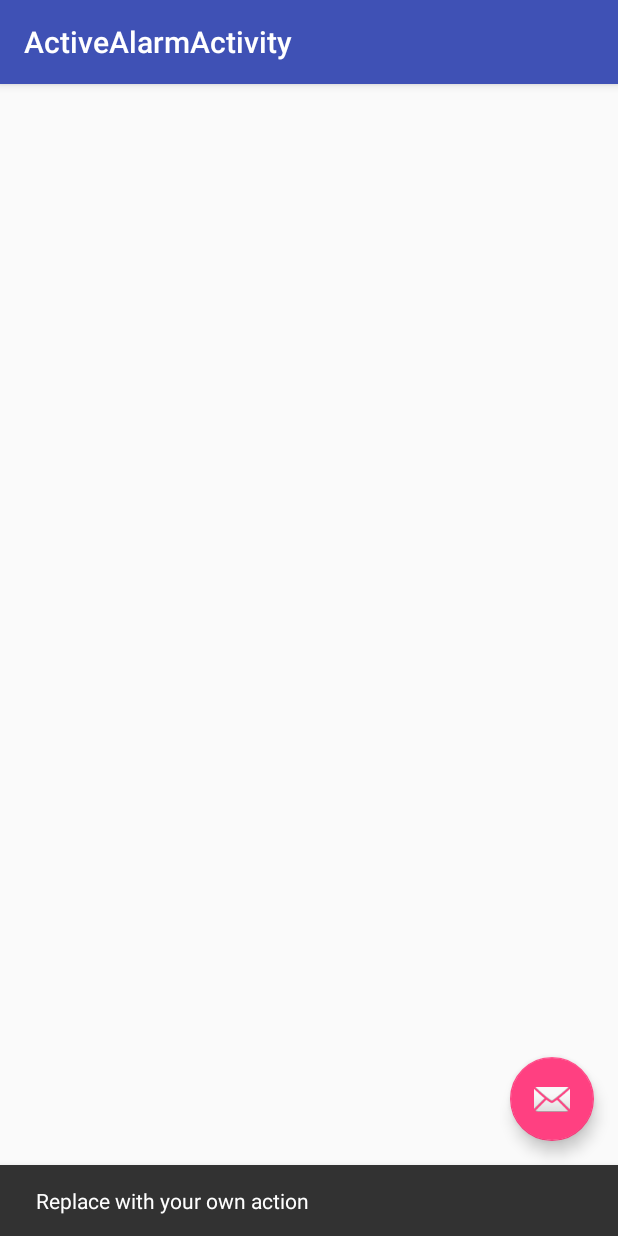
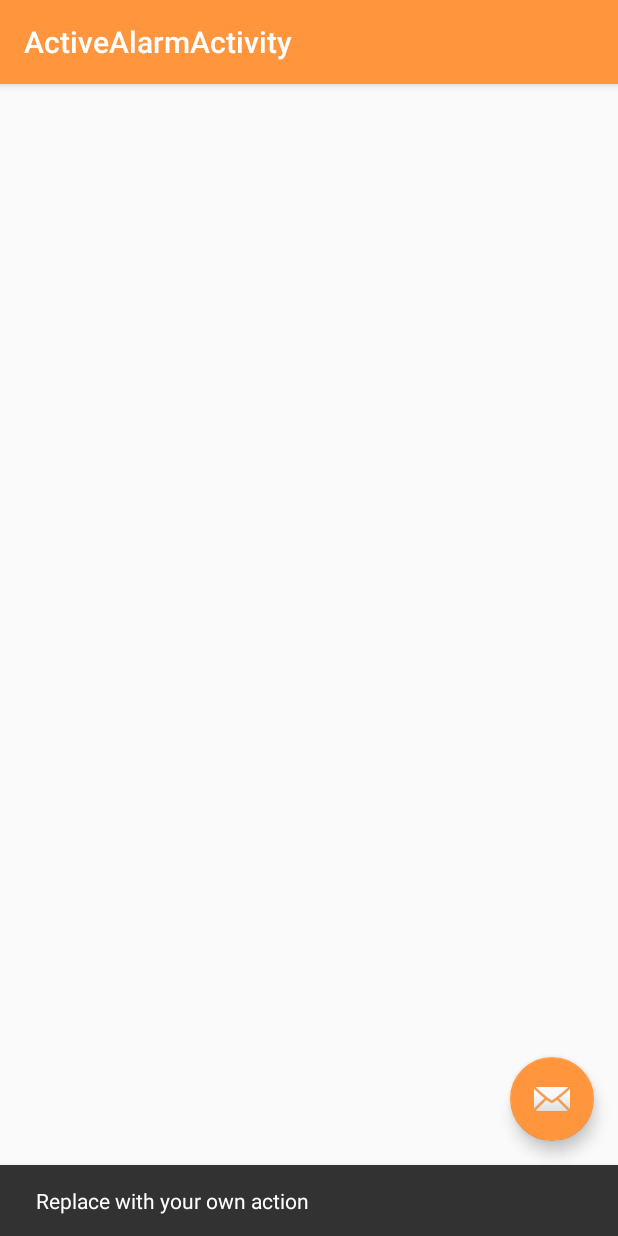
Before and after one commit to ShaneGalvin1/GetMeUp, an Android app: the ActiveAlarmActivity screen opened directly, with no data from a screen before it, after a tap on an icon or button, on a phone screen of 412 x 824 dp. Run offline under Robolectric (Android 15) with nearby library versions, the phone set to English and light mode, and no system bars.

Commit message:
Colour change

```diff
--- a/app/src/main/res/values/colors.xml
+++ b/app/src/main/res/values/colors.xml
@@ -1,6 +1,6 @@
 <?xml version="1.0" encoding="utf-8"?>
 <resources>
-    <color name="colorPrimary">#3F51B5</color>
-    <color name="colorPrimaryDark">#303F9F</color>
-    <color name="colorAccent">#FF4081</color>
+    <color name="colorPrimary">#ff953d</color>
+    <color name="colorPrimaryDark">#ff953d</color>
+    <color name="colorAccent">#ff953d</color>
 </resources>
```
